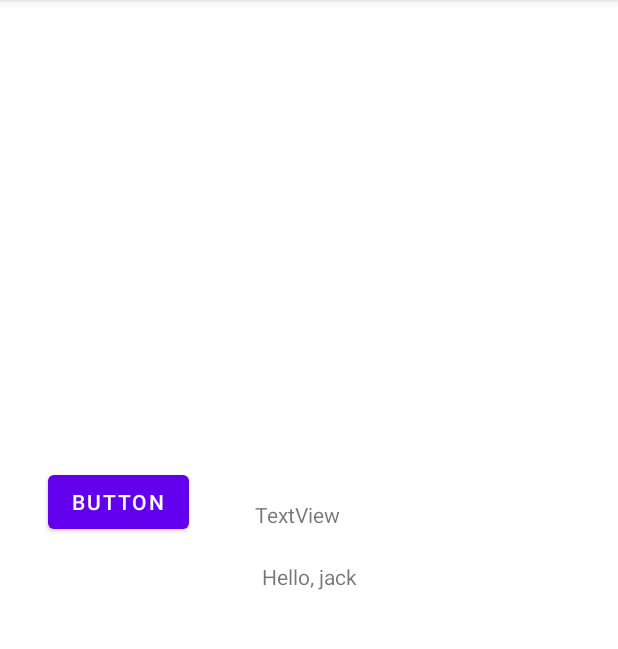
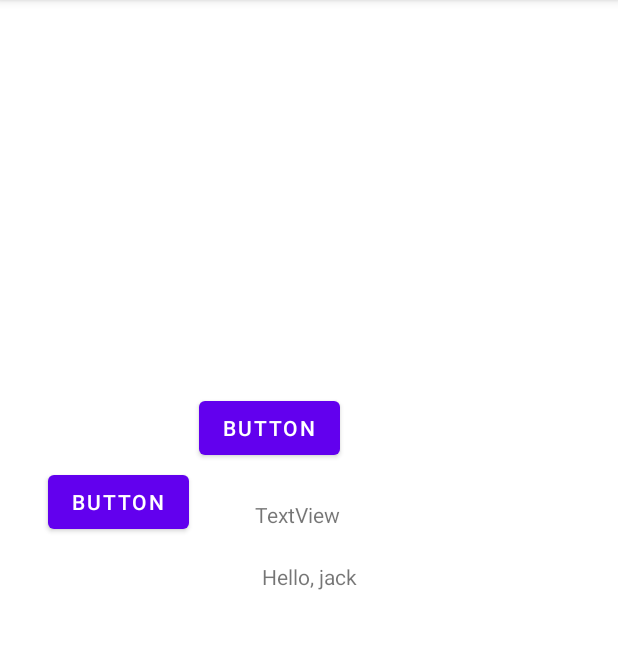
Before and after one commit to jack312505/FirstAPP, an Android app: the screen it shows after launch (MainActivity), on a phone screen of 412 x 824 dp, the part 84-733 px from its top. Run offline under Robolectric (Android 15) with nearby library versions, the phone set to English and light mode, and no system bars.

Commit message:
add2Button

```diff
--- a/app/src/main/res/layout/activity_main.xml
+++ b/app/src/main/res/layout/activity_main.xml
@@ -36,4 +36,13 @@
         app:layout_constraintEnd_toEndOf="parent"
         app:layout_constraintTop_toTopOf="@+id/button" />
 
+    <Button
+        android:id="@+id/button2"
+        android:layout_width="wrap_content"
+        android:layout_height="wrap_content"
+        android:layout_marginBottom="24dp"
+        android:text="Button"
+        app:layout_constraintBottom_toTopOf="@+id/textView2"
+        app:layout_constraintEnd_toEndOf="@+id/textView2" />
+
 </androidx.constraintlayout.widget.ConstraintLayout>
```
